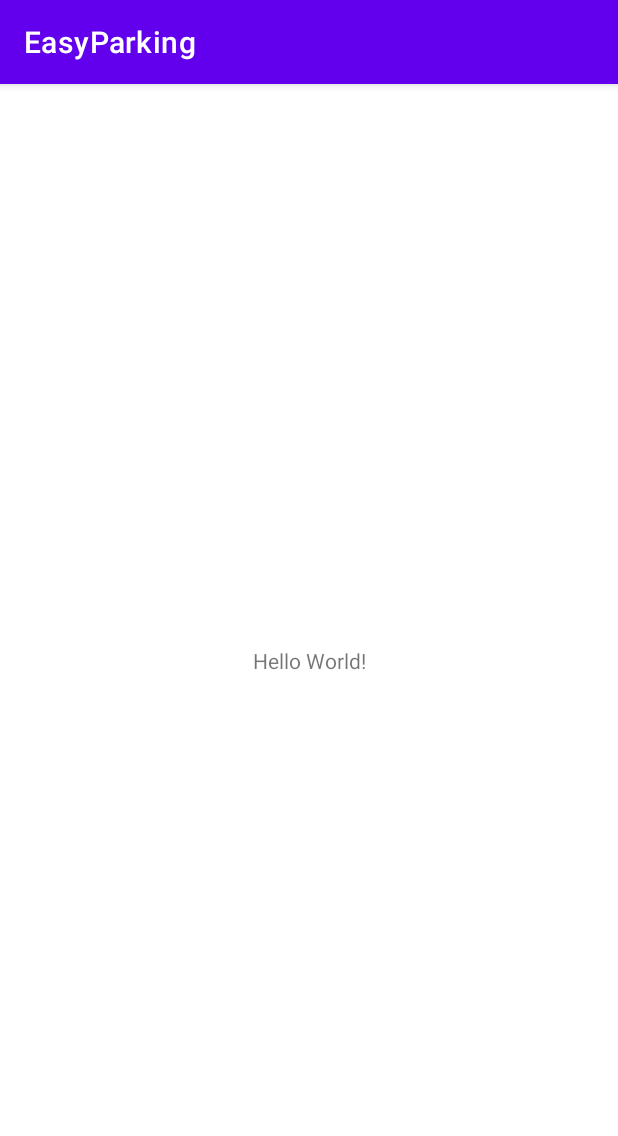
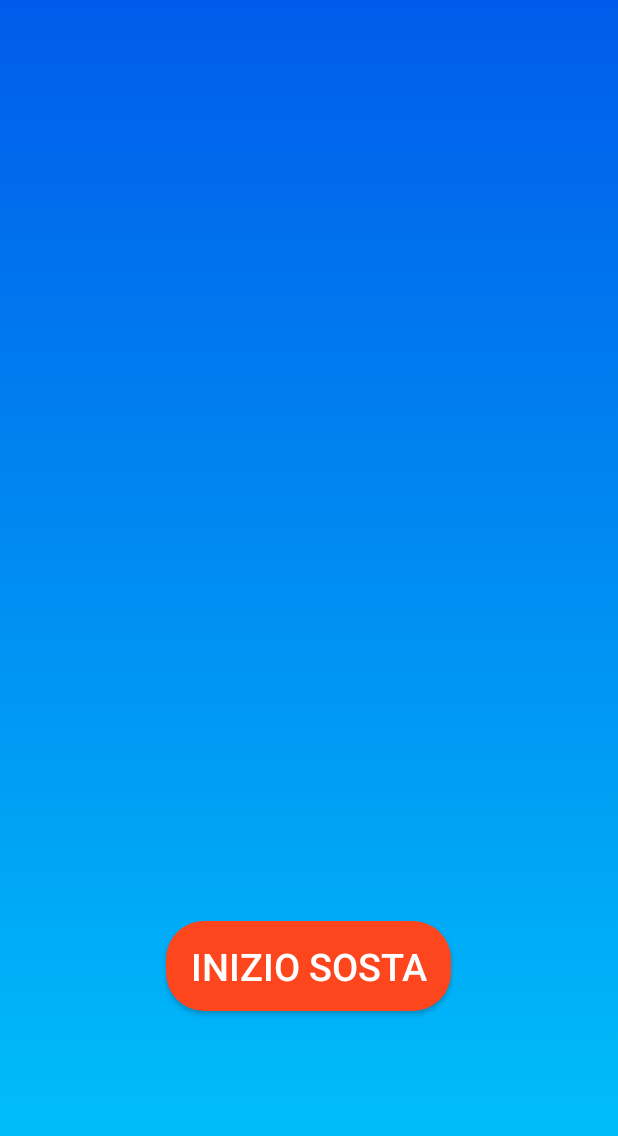
Before and after one commit to shopper197/Easy-Parking, an Android app: the screen it shows after launch (MainActivity), on a phone screen of 412 x 824 dp. Shown: the top 1136 px of the screen. Run offline under Robolectric (Android 15) with nearby library versions, the phone set to English and light mode, and no system bars.

Commit message:
creazione design bottoni

```diff
--- /dev/null
+++ b/app/src/main/res/color/orange.xml
@@ -0,0 +1,6 @@
+<?xml version="1.0" encoding="utf-8"?>
+<selector xmlns:android="http://schemas.android.com/apk/res/android">
+    <resources>
+        <color android:orange="menu_background">#FD451E</color>
+    </resources>
+</selector>
--- /dev/null
+++ b/app/src/main/res/drawable/button_design.xml
@@ -0,0 +1,5 @@
+<?xml version="1.0" encoding="utf-8"?>
+<shape  android:shape="rectangle" xmlns:android="http://schemas.android.com/apk/res/android">
+    <solid android:color="#FD451E" />
+    <corners android:radius="25dp"/>
+</shape>
--- /dev/null
+++ b/app/src/main/res/drawable/gradient_background.xml
@@ -0,0 +1,18 @@
+<?xml version="1.0" encoding="utf-8"?>
+<selector xmlns:android="http://schemas.android.com/apk/res/android">
+ <item>
+
+   <shape>
+
+    <gradient android:angle="90"
+        android:startColor="#00c6fb"
+        android:endColor="#005bea"
+        android:type="linear">
+
+    </gradient>
+
+   </shape>
+
+ </item>
+
+</selector>
--- a/app/src/main/res/layout/activity_main.xml
+++ b/app/src/main/res/layout/activity_main.xml
@@ -4,15 +4,26 @@
     xmlns:tools="http://schemas.android.com/tools"
     android:layout_width="match_parent"
     android:layout_height="match_parent"
-    tools:context=".MainActivity">
+    tools:context=".MainActivity"
+    android:background="@drawable/gradient_background"
 
-    <TextView
-        android:layout_width="wrap_content"
-        android:layout_height="wrap_content"
-        android:text="Hello World!"
+    >
+
+    <Button
+        android:id="@+id/bottoneAvvio"
+
+        android:layout_width="190dp"
+        android:layout_height="60dp"
+
+        android:background="@drawable/button_design"
+        android:text="@string/inizio_sosta"
+        android:textColor="#FFFFFF"
+        android:textSize="25sp"
         app:layout_constraintBottom_toBottomOf="parent"
         app:layout_constraintEnd_toEndOf="parent"
+        app:layout_constraintHorizontal_bias="0.497"
         app:layout_constraintStart_toStartOf="parent"
-        app:layout_constraintTop_toTopOf="parent" />
+        app:layout_constraintTop_toTopOf="parent"
+        app:layout_constraintVertical_bias="0.804" />
 
 </androidx.constraintlayout.widget.ConstraintLayout>
--- a/app/src/main/res/values-night/themes.xml
+++ b/app/src/main/res/values-night/themes.xml
@@ -1,6 +1,6 @@
 <resources xmlns:tools="http://schemas.android.com/tools">
     <!-- Base application theme. -->
-    <style name="Theme.EasyParking" parent="Theme.MaterialComponents.DayNight.DarkActionBar">
+    <style name="Theme.EasyParking" parent="Theme.AppCompat.DayNight.NoActionBar">
         <!-- Primary brand color. -->
         <item name="colorPrimary">@color/purple_200</item>
         <item name="colorPrimaryVariant">@color/purple_700</item>
--- a/app/src/main/res/values/strings.xml
+++ b/app/src/main/res/values/strings.xml
@@ -1,3 +1,4 @@
 <resources>
     <string name="app_name">EasyParking</string>
+    <string name="inizio_sosta">Inizio sosta</string>
 </resources>
--- a/app/src/main/res/values/themes.xml
+++ b/app/src/main/res/values/themes.xml
@@ -1,6 +1,6 @@
 <resources xmlns:tools="http://schemas.android.com/tools">
     <!-- Base application theme. -->
-    <style name="Theme.EasyParking" parent="Theme.MaterialComponents.DayNight.DarkActionBar">
+    <style name="Theme.EasyParking" parent="Theme.AppCompat.DayNight.NoActionBar">
         <!-- Primary brand color. -->
         <item name="colorPrimary">@color/purple_500</item>
         <item name="colorPrimaryVariant">@color/purple_700</item>
```
